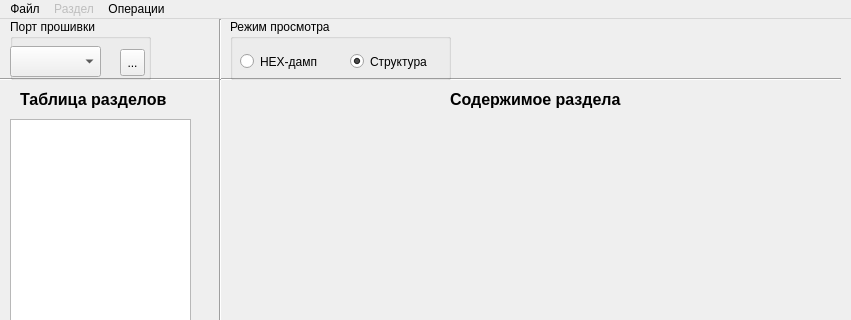
First picture: the form in main.ui, repository forth32/qhuaweiflash, before the edit; both pictures show x 0 to 851 and y 0 to 320 of the 851 by 619 pixel window.
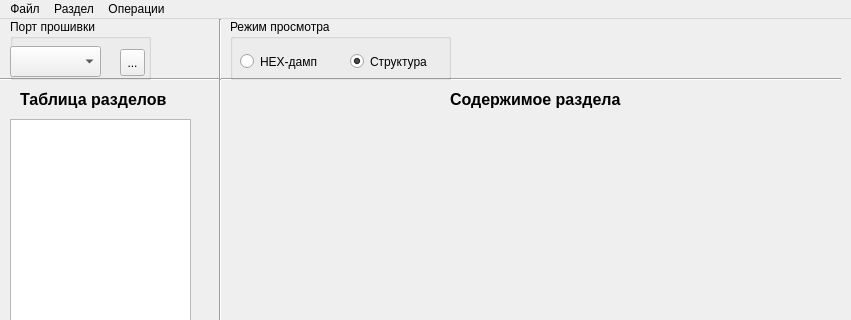
Second picture: the form after the edit. Icons and pictures are not drawn.

Patch:
```diff
--- a/main.ui
+++ b/main.ui
@@ -416,7 +416,7 @@
    </widget>
    <widget class="QMenu" name="menu_part">
     <property name="enabled">
-     <bool>false</bool>
+     <bool>true</bool>
     </property>
     <property name="title">
      <string>Раздел</string>
```
Left out of the diff: 47 changed lines with no effect on the pictures.
